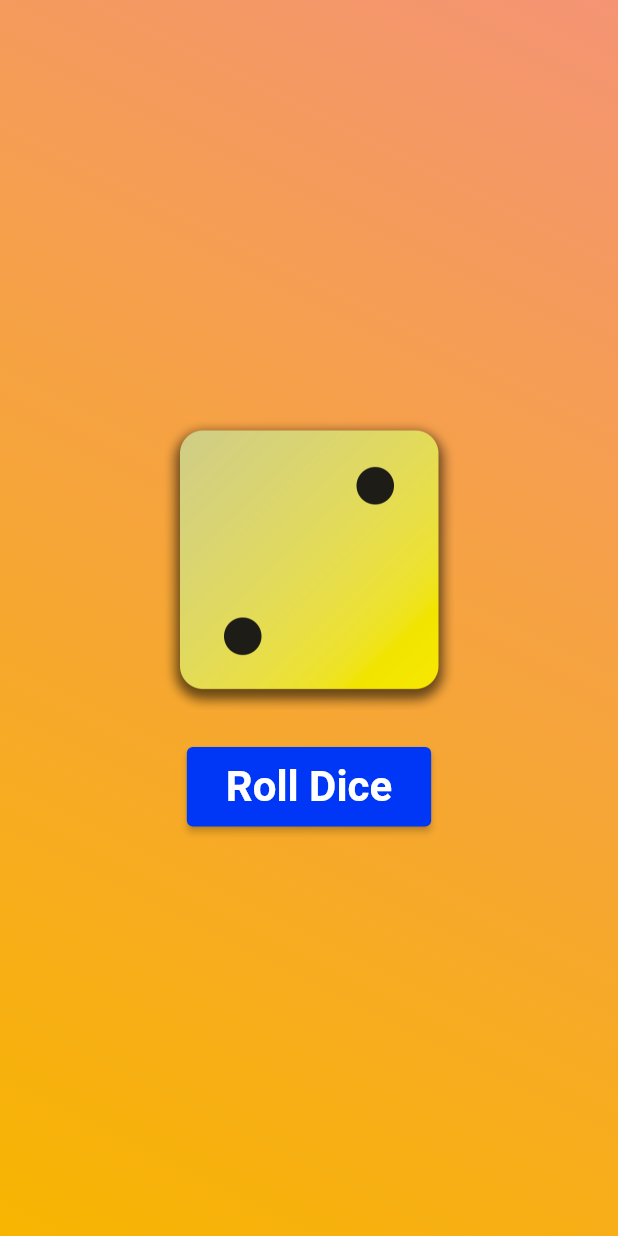
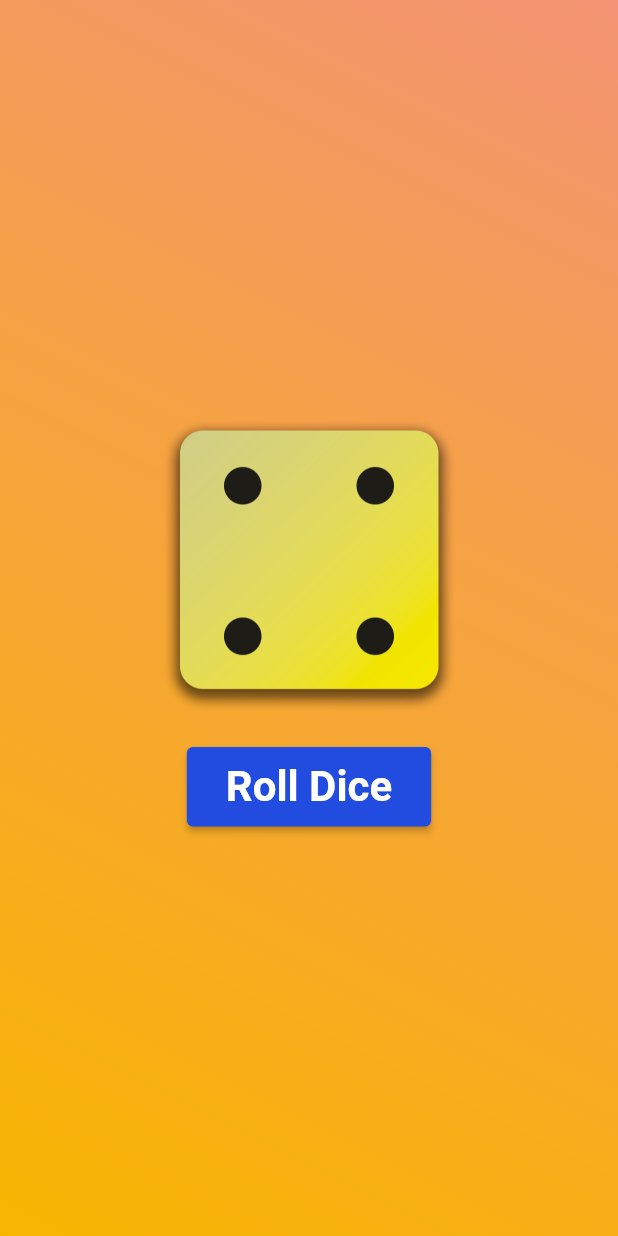
Before and after one commit to JoaoVitorLima242/flutter-app, a Flutter app: the screen it shows after launch, after a tap on "Roll Dice", on a phone screen of 412 x 824 dp. Run offline on Flutter 3.47's test engine with Material 2 defaults, Android fonts, the phone set to English and light mode, and no system bars.

```diff
--- /dev/null
+++ b/lib/dice_roller.dart
@@ -0,0 +1,50 @@
+import 'package:flutter/material.dart';
+import 'package:first_app/white_text.dart';
+
+class DiceRoller extends StatefulWidget {
+  const DiceRoller({super.key});
+
+  @override
+  State<DiceRoller> createState() {
+    return _DiceRollerState();
+  }
+}
+
+class _DiceRollerState extends State<DiceRoller> {
+  var activeDiveImage = 'images/dice-2.png';
+
+  void rollDice() {
+    setState(() {
+      activeDiveImage = 'images/dice-4.png';
+    });
+  }
+
+  @override
+  Widget build(BuildContext context) {
+    return Column(
+      mainAxisSize: MainAxisSize.min,
+      children: [
+        Image.asset(
+          activeDiveImage,
+          width: 200,
+        ),
+        const SizedBox(
+          height: 25,
+        ),
+        ElevatedButton(
+          onPressed: rollDice,
+          style: ElevatedButton.styleFrom(
+            backgroundColor: const Color.fromARGB(255, 34, 75, 223),
+          ),
+          child: const Padding(
+            padding: EdgeInsets.all(10.0),
+            child: WhiteText(
+              'Roll Dice',
+              fontWeight: FontWeight.bold,
+            ),
+          ),
+        ),
+      ],
+    );
+  }
+}
--- a/lib/gradient_container.dart
+++ b/lib/gradient_container.dart
@@ -1,5 +1,5 @@
-import 'package:first_app/white_text.dart';
 import 'package:flutter/material.dart';
+import 'package:first_app/dice_roller.dart';
 
 const startGradientAliginment = Alignment.topRight;
 const endGradientAliginment = Alignment.bottomLeft;
@@ -14,11 +14,6 @@ class GradientContainer extends StatelessWidget {
         ];
 
   final List<Color> colors;
-
-  void rollDice() {
-    print('ROLL DICE');
-  }
-
   @override
   Widget build(BuildContext context) {
     return Container(
@@ -29,33 +24,7 @@ class GradientContainer extends StatelessWidget {
           colors: colors,
         ),
       ),
-      child: Center(
-        child: Column(
-          mainAxisSize: MainAxisSize.min,
-          children: [
-            Image.asset(
-              'images/dice-2.png',
-              width: 200,
-            ),
-            const SizedBox(
-              height: 25,
-            ),
-            ElevatedButton(
-              onPressed: rollDice,
-              style: ElevatedButton.styleFrom(
-                backgroundColor: const Color(0xff0037F7),
-              ),
-              child: const Padding(
-                padding: EdgeInsets.all(10.0),
-                child: WhiteText(
-                  'Roll Dice',
-                  fontWeight: FontWeight.bold,
-                ),
-              ),
-            ),
-          ],
-        ),
-      ),
+      child: const Center(child: DiceRoller()),
     );
   }
 }
--- a/lib/main.dart
+++ b/lib/main.dart
@@ -9,7 +9,7 @@ class MyApp extends StatelessWidget {
 
   @override
   Widget build(BuildContext context) {
-    return const MaterialApp(
+    return MaterialApp(
       home: Scaffold(
         body: GradientContainer.orange(),
       ),
```
